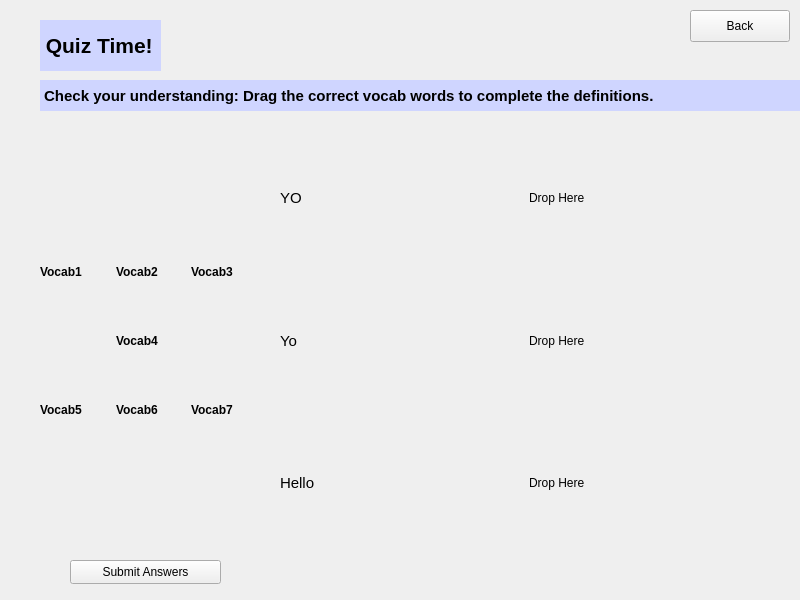
Above: A8EduApp/quizdragdropwidget.ui from University-of-Utah-CS3505/a9-edu-app-f24-00Calvin00 before the change. Below: the same form after it.
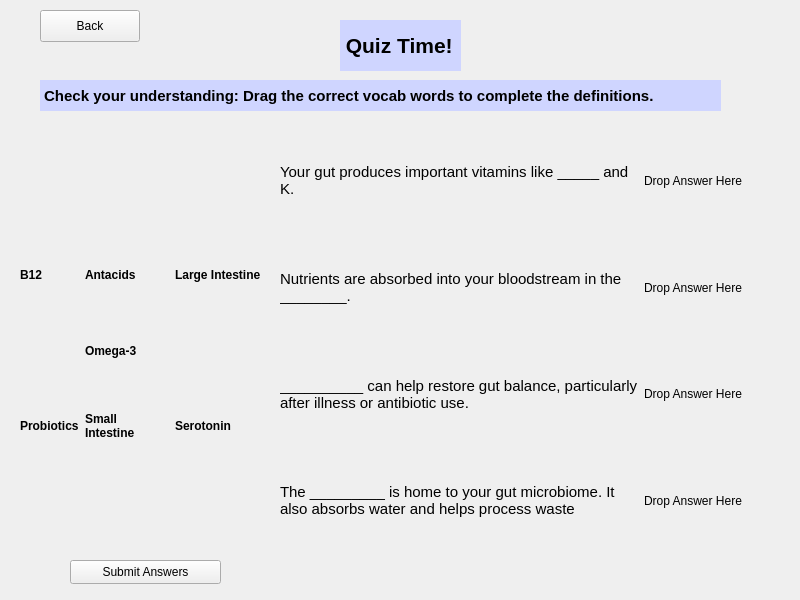
That is the form after the change. Custom widgets are drawn as their Qt base class.

Commit message: Changed Quiz Content

```diff
--- a/A8EduApp/quizdragdropwidget.ui
+++ b/A8EduApp/quizdragdropwidget.ui
@@ -19,7 +19,7 @@
   <widget class="QLabel" name="title">
    <property name="geometry">
     <rect>
-     <x>40</x>
+     <x>340</x>
      <y>20</y>
      <width>121</width>
      <height>51</height>
@@ -49,7 +49,7 @@
     <rect>
      <x>40</x>
      <y>80</y>
-     <width>831</width>
+     <width>681</width>
      <height>31</height>
     </rect>
    </property>
@@ -75,10 +75,10 @@
   <widget class="QWidget" name="gridLayoutWidget">
    <property name="geometry">
     <rect>
-     <x>40</x>
+     <x>20</x>
      <y>240</y>
-     <width>221</width>
-     <height>201</height>
+     <width>241</width>
+     <height>221</height>
     </rect>
    </property>
    <layout class="QGridLayout" name="VocabSelection">
@@ -90,19 +90,10 @@
        </font>
       </property>
       <property name="text">
-       <string>Vocab1 </string>
+       <string>B12</string>
       </property>
-     </widget>
-    </item>
-    <item row="1" column="1">
-     <widget class="DraggableLabel" name="vocab4">
-      <property name="font">
-       <font>
-        <bold>true</bold>
-       </font>
-      </property>
-      <property name="text">
-       <string>Vocab4</string>
+      <property name="wordWrap">
+       <bool>true</bool>
       </property>
      </widget>
     </item>
@@ -114,7 +105,10 @@
        </font>
       </property>
       <property name="text">
-       <string>Vocab3</string>
+       <string>Large Intestine</string>
+      </property>
+      <property name="wordWrap">
+       <bool>true</bool>
       </property>
      </widget>
     </item>
@@ -126,7 +120,10 @@
        </font>
       </property>
       <property name="text">
-       <string>Vocab7</string>
+       <string>Serotonin</string>
+      </property>
+      <property name="wordWrap">
+       <bool>true</bool>
       </property>
      </widget>
     </item>
@@ -138,7 +135,10 @@
        </font>
       </property>
       <property name="text">
-       <string>Vocab2</string>
+       <string>Antacids</string>
+      </property>
+      <property name="wordWrap">
+       <bool>true</bool>
       </property>
      </widget>
     </item>
@@ -150,7 +150,10 @@
        </font>
       </property>
       <property name="text">
-       <string>Vocab5</string>
+       <string>Probiotics</string>
+      </property>
+      <property name="wordWrap">
+       <bool>true</bool>
       </property>
      </widget>
     </item>
@@ -162,7 +165,25 @@
        </font>
       </property>
       <property name="text">
-       <string>Vocab6</string>
+       <string>Small Intestine</string>
+      </property>
+      <property name="wordWrap">
+       <bool>true</bool>
+      </property>
+     </widget>
+    </item>
+    <item row="1" column="1">
+     <widget class="DraggableLabel" name="vocab4">
+      <property name="font">
+       <font>
+        <bold>true</bold>
+       </font>
+      </property>
+      <property name="text">
+       <string>Omega-3</string>
+      </property>
+      <property name="wordWrap">
+       <bool>true</bool>
       </property>
      </widget>
     </item>
@@ -178,6 +199,21 @@
     </rect>
    </property>
    <layout class="QGridLayout" name="DefineSection">
+    <item row="1" column="0">
+     <widget class="QLabel" name="definition3">
+      <property name="font">
+       <font>
+        <pointsize>11</pointsize>
+       </font>
+      </property>
+      <property name="text">
+       <string>Your gut produces important vitamins like _____ and K.</string>
+      </property>
+      <property name="wordWrap">
+       <bool>true</bool>
+      </property>
+     </widget>
+    </item>
     <item row="2" column="0">
      <widget class="QLabel" name="definition1">
       <property name="font">
@@ -189,14 +225,14 @@
        <number>1</number>
       </property>
       <property name="text">
-       <string>Yo</string>
+       <string>Nutrients are absorbed into your bloodstream in the ________.</string>
       </property>
       <property name="wordWrap">
        <bool>true</bool>
       </property>
      </widget>
     </item>
-    <item row="3" column="0">
+    <item row="4" column="0">
      <widget class="QLabel" name="definition2">
       <property name="font">
        <font>
@@ -204,46 +240,53 @@
        </font>
       </property>
       <property name="text">
-       <string>Hello</string>
+       <string>The _________ is home to your gut microbiome. It also absorbs water and helps process waste</string>
       </property>
       <property name="wordWrap">
        <bool>true</bool>
       </property>
      </widget>
     </item>
-    <item row="1" column="0">
-     <widget class="QLabel" name="definition3">
-      <property name="font">
-       <font>
-        <pointsize>11</pointsize>
-       </font>
-      </property>
-      <property name="text">
-       <string>YO</string>
-      </property>
-      <property name="wordWrap">
-       <bool>true</bool>
-      </property>
-     </widget>
-    </item>
-    <item row="1" column="1">
-     <widget class="DropLabel" name="answer1">
-      <property name="text">
-       <string>Drop Here</string>
-      </property>
-     </widget>
-    </item>
     <item row="2" column="1">
      <widget class="DropLabel" name="answer2">
       <property name="text">
-       <string>Drop Here</string>
+       <string>Drop Answer Here</string>
       </property>
      </widget>
     </item>
-    <item row="3" column="1">
+    <item row="1" column="1">
+     <widget class="DropLabel" name="answer1">
+      <property name="text">
+       <string>Drop Answer Here</string>
+      </property>
+     </widget>
+    </item>
+    <item row="4" column="1">
      <widget class="DropLabel" name="answer3">
       <property name="text">
-       <string>Drop Here</string>
+       <string>Drop Answer Here</string>
+      </property>
+     </widget>
+    </item>
+    <item row="3" column="0">
+     <widget class="QLabel" name="definition3_2">
+      <property name="font">
+       <font>
+        <pointsize>11</pointsize>
+       </font>
+      </property>
+      <property name="text">
+       <string>__________ can help restore gut balance, particularly after illness or antibiotic use. </string>
+      </property>
+      <property name="wordWrap">
+       <bool>true</bool>
+      </property>
+     </widget>
+    </item>
+    <item row="3" column="1">
+     <widget class="DropLabel" name="answer2_2">
+      <property name="text">
+       <string>Drop Answer Here</string>
       </property>
      </widget>
     </item>
@@ -265,7 +308,7 @@
   <widget class="QPushButton" name="backToQuizHomeButton">
    <property name="geometry">
     <rect>
-     <x>690</x>
+     <x>40</x>
      <y>10</y>
      <width>100</width>
      <height>32</height>
```
